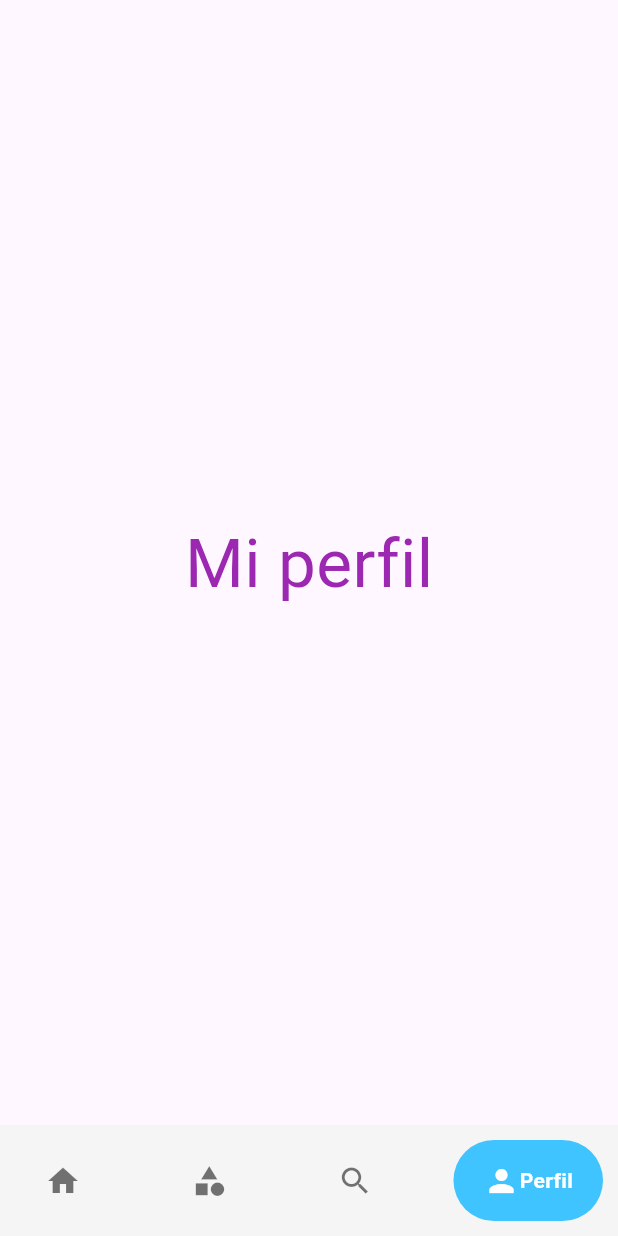
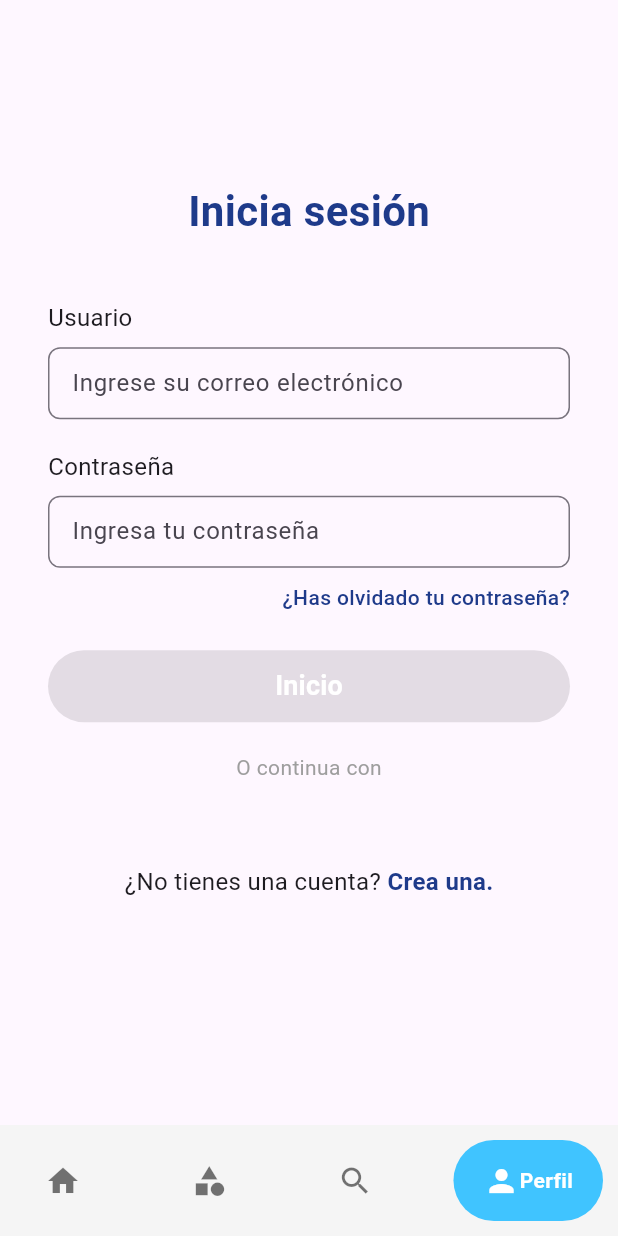
Before and after one commit to Xokas-2/HackatonPruebas, a Flutter app: the HomePage screen opened directly, swiped to page 4, on a phone screen of 412 x 824 dp. Run offline on Flutter 3.47's test engine with Material 3 defaults, Android fonts, the phone set to English and light mode, and no system bars; drawn by our look-alikes of google_nav_bar.

```diff
--- a/lib/home_page.dart
+++ b/lib/home_page.dart
@@ -3,6 +3,7 @@ import 'package:google_nav_bar/google_nav_bar.dart';
 import '/home_page_content.dart';
 import '/categories_page.dart';
 import '/search_page.dart';
+import 'login_screen.dart';
 import '/profile_page.dart';
 
 class HomePage extends StatefulWidget {
@@ -22,7 +23,7 @@ class _HomePageState extends State<HomePage> {
     const PrincipalPage(),
     const CategoriesPage(),
     const SearchPage(),
-    const ProfilePage(),
+    const LoginScreen(),
   ];
 
 
@@ -57,7 +58,7 @@ class _HomePageState extends State<HomePage> {
 
     _pageController.animateToPage(
       index,
-      duration: const Duration(milliseconds: 200),
+      duration: const Duration(milliseconds: 100),
       curve: Curves.easeOut,
     );
   }
--- /dev/null
+++ b/lib/login_screen.dart
@@ -0,0 +1,151 @@
+import 'package:flutter/material.dart';
+
+class LoginScreen extends StatelessWidget {
+  const LoginScreen({super.key});
+
+  @override
+  Widget build(BuildContext context) {
+    // Usamos SingleChildScrollView para evitar desbordamiento cuando el teclado aparece
+    return const Scaffold(
+      body: Center(
+        child: SingleChildScrollView(
+          padding: EdgeInsets.all(32.0),
+          child: Column(
+            mainAxisAlignment: MainAxisAlignment.center,
+            children: <Widget>[
+              // Título principal
+              Text(
+                'Inicia sesión',
+                style: TextStyle(
+                  fontSize: 28,
+                  fontWeight: FontWeight.bold,
+                  color: Color(0xFF1E3A8A),
+                ),
+              ),
+
+              SizedBox(height: 40),
+
+              //Campo de Usuario (Correo Electrónico)
+              Align(
+                alignment: Alignment.centerLeft,
+                child: Text('Usuario', style: TextStyle(fontSize: 16)),
+              ),
+              SizedBox(height: 8),
+              TextField(
+                decoration: InputDecoration(
+                  hintText: 'Ingrese su correo electrónico',
+                  border: OutlineInputBorder(
+                    borderRadius: BorderRadius.all(Radius.circular(8.0)),
+                  ),
+                  contentPadding: EdgeInsets.symmetric(vertical: 10.0, horizontal: 12.0),
+                ),
+                keyboardType: TextInputType.emailAddress,
+              ),
+
+              SizedBox(height: 20),
+
+              // Campo de contraseña
+              Align(
+                alignment: Alignment.centerLeft,
+                child: Text('Contraseña', style: TextStyle(fontSize: 16)),
+              ),
+              SizedBox(height: 8),
+              TextField(
+                decoration: InputDecoration(
+                  hintText: 'Ingresa tu contraseña',
+                  border: OutlineInputBorder(
+                    borderRadius: BorderRadius.all(Radius.circular(8.0)),
+                  ),
+                  contentPadding: EdgeInsets.symmetric(vertical: 10.0, horizontal: 12.0),
+                ),
+                obscureText: true,
+              ),
+
+              SizedBox(height: 10),
+
+              // Olvidaste tu contraseña?
+              Align(
+                alignment: Alignment.centerRight,
+                child: Text(
+                  '¿Has olvidado tu contraseña?',
+                  style: TextStyle(
+                    color: Color(0xFF1E3A8A),
+                    fontWeight: FontWeight.w500,
+                  ),
+                ),
+              ),
+
+              SizedBox(height: 25),
+
+              // Botón de Inicio de Sesión
+              SizedBox(
+                width: double.infinity,
+                height: 48,
+                child: ElevatedButton(
+                  onPressed: null, // Aquí iría la lógica de inicio de sesión
+
+                  child: Text(
+                    'Inicio',
+                    style: TextStyle(fontSize: 18, color: Colors.white, fontWeight: FontWeight.bold),
+                  ),
+                ),
+              ),
+
+              SizedBox(height: 20),
+
+              //Separador "O continua con"
+              Text('O continua con', style: TextStyle(color: Colors.grey)),
+
+              SizedBox(height: 15),
+
+              //Botones de Redes Sociales
+              Row(
+                mainAxisAlignment: MainAxisAlignment.center,
+                children: <Widget>[
+                  // Botón de Google (Simulado)
+
+                  SizedBox(width: 20),
+
+                ],
+              ),
+
+              SizedBox(height: 40),
+
+              // --- ¿No tienes una cuenta? Crea una. ---
+              Row(
+                mainAxisAlignment: MainAxisAlignment.center,
+                children: <Widget>[
+                  Text('¿No tienes una cuenta? ', style: TextStyle(fontSize: 16)),
+                  Text(
+                    'Crea una.',
+                    style: TextStyle(
+                      color: Color(0xFF1E3A8A), // Enlace para crear cuenta
+                      fontWeight: FontWeight.bold,
+                      fontSize: 16,
+                    ),
+                  ),
+                ],
+              ),
+
+              SizedBox(height: 30),
+
+              // --- Botón "Omitir por ahora" ---
+              //SizedBox(
+               // width: 200,
+                //height: 48,
+                //child: ElevatedButton(
+                 // onPressed: null, // Aquí iría la lógica para omitir la sesión y continuar
+                 //
+                 // child: Text(
+                  //  'Omitir por ahora',
+                   // style: TextStyle(fontSize: 16, color: Colors.white, fontWeight: FontWeight.normal),
+                // ),
+               // ),
+              //),
+            ],
+          ),
+        ),
+      ),
+    );
+  }
+}
--- a/lib/main.dart
+++ b/lib/main.dart
@@ -1,5 +1,6 @@
 import 'package:flutter/material.dart';
-import 'package:prueba2app/home_page.dart';
+
+import 'package:prueba2app/welcome_screen.dart';
 
 void main() => runApp(const MyApp());
 
@@ -12,7 +13,7 @@ class MyApp extends StatelessWidget {
       title: 'Material App',
       theme: ThemeData( useMaterial3: true),
       debugShowCheckedModeBanner: false,
-      home:HomePage()
+      home:WelcomeScreen()
     );
   }
 }
--- a/pubspec.yaml
+++ b/pubspec.yaml
@@ -54,7 +54,8 @@ flutter:
   # the material Icons class.
   uses-material-design: true
   # To add assets to your application, add an assets section, like this:
-  # assets:
+  assets:
+  - assets/imagenes/
   #   - images/a_dot_burr.jpeg
   #   - images/a_dot_ham.jpeg
   # An image asset can refer to one or more resolution-specific "variants", see
```
Also changed, not shown: lib/welcome_screen.dart (added, +114 -0 lines), assets/imagenes/image.png (added), assets/imagenes/logo.png (added).
